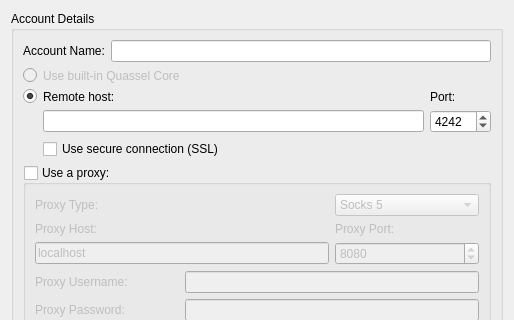
Qt form src/qtui/ui/coreaccounteditdlg.ui (quassel/quassel) before a commit; both pictures show x 0 to 514 and y 0 to 320 of the 514 by 534 pixel window.
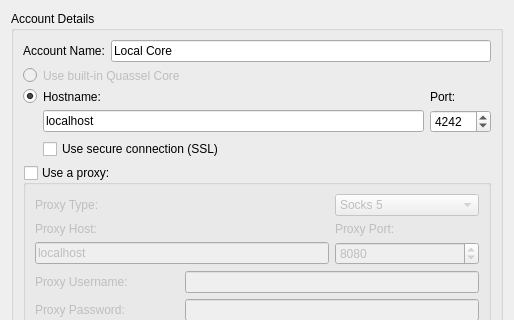
The same form after that commit. Icons and pictures are not drawn.

Commit message: unconfusinating the core edit dialog

Patch:
```diff
--- a/src/qtui/ui/coreaccounteditdlg.ui
+++ b/src/qtui/ui/coreaccounteditdlg.ui
@@ -31,7 +31,11 @@
            </widget>
           </item>
           <item>
-           <widget class="QLineEdit" name="accountName" />
+           <widget class="QLineEdit" name="accountName" >
+            <property name="text" >
+             <string>Local Core</string>
+            </property>
+           </widget>
           </item>
          </layout>
         </item>
@@ -73,7 +77,7 @@
           <item row="1" column="1" >
            <widget class="QLabel" name="label_2" >
             <property name="text" >
-             <string>Remote host:</string>
+             <string>Hostname:</string>
             </property>
             <property name="buddy" >
              <cstring>useRemote</cstring>
@@ -88,7 +92,11 @@
            </widget>
           </item>
           <item row="2" column="1" >
-           <widget class="QLineEdit" name="host" />
+           <widget class="QLineEdit" name="host" >
+            <property name="text" >
+             <string>localhost</string>
+            </property>
+           </widget>
           </item>
           <item row="2" column="2" >
            <widget class="QSpinBox" name="port" >
```
Left out of the diff: 9 changed lines with no effect on the pictures. The commit also changes 1 other file.
